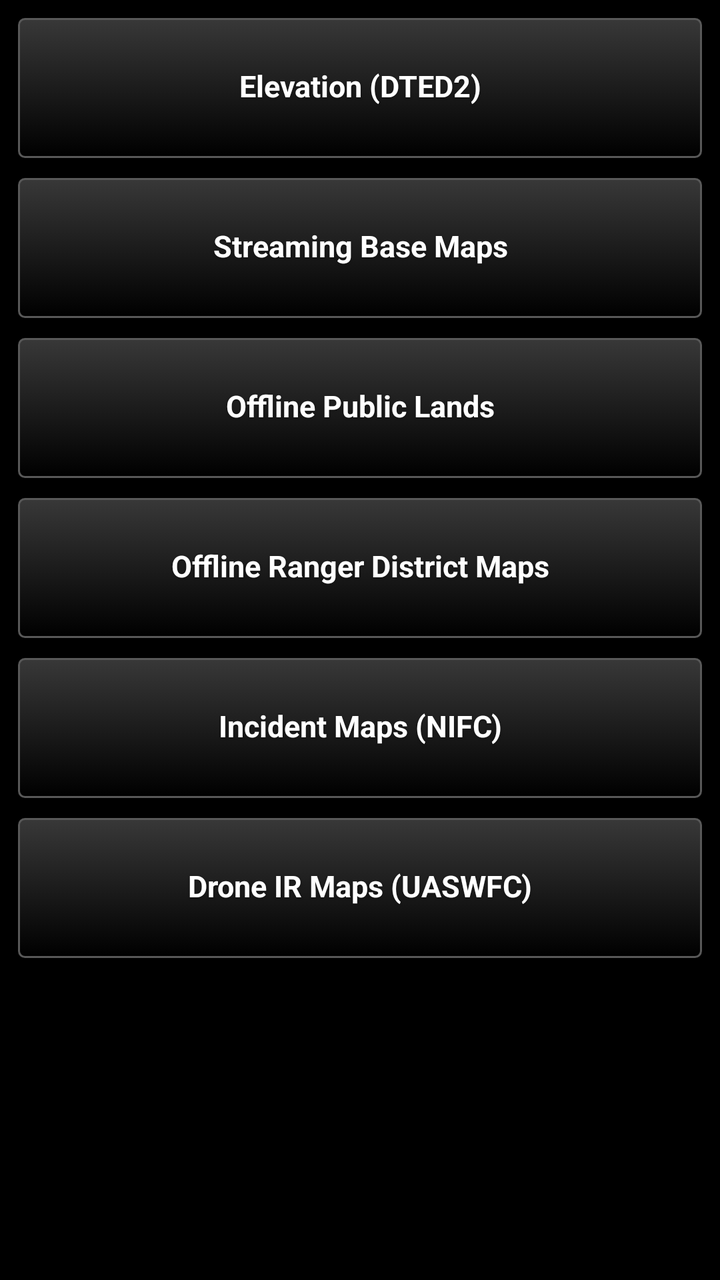
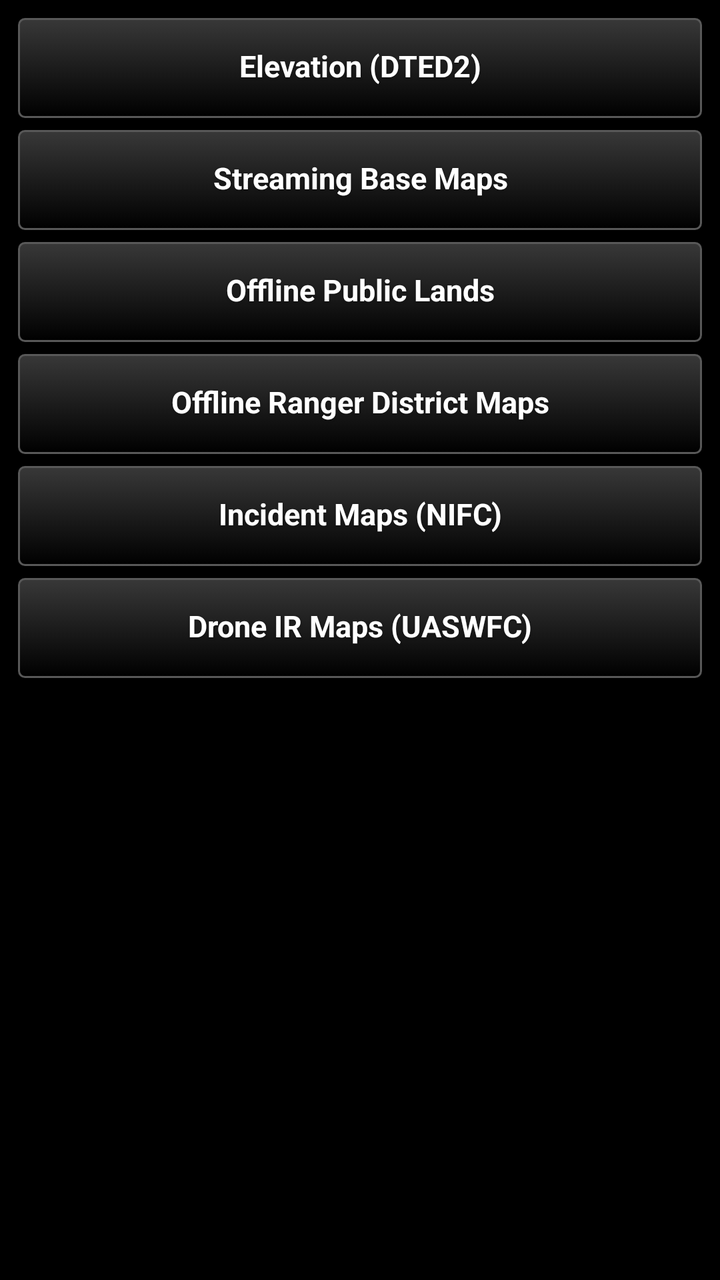

Before-and-after screenshots of an Android layout around one commit, followed by the original layout XML and the change that was made.
<!-- AndroidManifest.xml: application theme AppTheme -->
<!-- res/layout/main_layout.xml -->
<?xml version="1.0" encoding="utf-8"?>
<LinearLayout xmlns:android="http://schemas.android.com/apk/res/android"
    android:layout_width="match_parent"
    android:layout_height="match_parent"
    android:orientation="vertical"
    android:padding="8dp">

    
    <ScrollView
        android:id="@+id/home_view"
        android:layout_width="match_parent"
        android:layout_height="match_parent"
        android:fillViewport="true">

    <LinearLayout
        android:layout_width="match_parent"
        android:layout_height="wrap_content"
        android:orientation="vertical">

        <Button
            style="@style/TakwerxButton"
            android:id="@+id/btn_dted"
            android:layout_width="match_parent"
            android:layout_height="wrap_content"
            android:layout_marginBottom="8dp"
            android:minHeight="72dp"
            android:text="@string/elevation_heading" />

        <Button
            style="@style/TakwerxButton"
            android:id="@+id/btn_maps"
            android:layout_width="match_parent"
            android:layout_height="wrap_content"
            android:layout_marginBottom="8dp"
            android:minHeight="72dp"
            android:text="@string/maps_heading" />

        <Button
            style="@style/TakwerxButton"
            android:id="@+id/btn_forests"
            android:layout_width="match_parent"
            android:layout_height="wrap_content"
            android:layout_marginBottom="8dp"
            android:minHeight="72dp"
            android:text="@string/forests_heading" />

        <Button
            style="@style/TakwerxButton"
            android:id="@+id/btn_recmaps"
            android:layout_width="match_parent"
            android:layout_height="wrap_content"
            android:layout_marginBottom="8dp"
            android:minHeight="72dp"
            android:text="@string/recmaps_heading" />

        <Button
            style="@style/TakwerxButton"
            android:id="@+id/btn_nifc"
            android:layout_width="match_parent"
            android:layout_height="wrap_content"
            android:layout_marginBottom="8dp"
            android:minHeight="72dp"
            android:text="@string/nifc_heading" />

        <Button
            style="@style/TakwerxButton"
            android:id="@+id/btn_uaswfc"
            android:layout_width="match_parent"
            android:layout_height="wrap_content"
            android:minHeight="72dp"
            android:text="@string/uaswfc_heading" />

        <TextView
            android:id="@+id/home_note"
            android:layout_width="match_parent"
            android:layout_height="wrap_content"
            android:paddingTop="10dp"
            android:textSize="12sp" />
    </LinearLayout>
    </ScrollView>

    
    <LinearLayout
        android:id="@+id/forest_view"
        android:layout_width="match_parent"
        android:layout_height="match_parent"
        android:orientation="vertical"
        android:visibility="gone">

        <LinearLayout
            android:layout_width="match_parent"
            android:layout_height="wrap_content"
            android:gravity="center_vertical"
            android:orientation="horizontal">

            <Button
                style="@style/TakwerxButton"
                android:id="@+id/btn_back_forests"
                android:layout_width="wrap_content"
                android:layout_height="wrap_content"
                android:text="@string/back" />

            
            <Button
                style="@style/TakwerxButton"
                android:id="@+id/package_filter"
                android:layout_width="wrap_content"
                android:layout_height="wrap_content"
                android:layout_marginStart="8dp"
                android:minWidth="0dp"
                android:paddingStart="10dp"
                android:paddingEnd="10dp" />

            <EditText
                android:id="@+id/forest_search"
                android:layout_width="0dp"
                android:layout_height="wrap_content"
                android:layout_marginStart="8dp"
                android:layout_weight="1"
                android:hint="@string/search_forests"
                android:imeOptions="actionSearch|flagNoExtractUi"
                android:inputType="text"
                android:maxLines="1"
                android:singleLine="true" />
        </LinearLayout>

        
        <Button
            style="@style/TakwerxButton"
            android:id="@+id/cancel_bar"
            android:layout_width="match_parent"
            android:layout_height="wrap_content"
            android:layout_marginTop="4dp"
            android:minHeight="56dp"
            android:text="@string/cancel_download"
            android:visibility="gone" />

        
        <LinearLayout
            android:layout_width="match_parent"
            android:layout_height="wrap_content"
            android:gravity="center_vertical"
            android:orientation="horizontal">

            <Button
                style="@style/TakwerxButton"
                android:id="@+id/forest_outlines"
                android:layout_width="wrap_content"
                android:layout_height="wrap_content"
                android:minWidth="0dp"
                android:paddingStart="10dp"
                android:paddingEnd="10dp" />

            <TextView
                android:id="@+id/forest_status"
                android:layout_width="0dp"
                android:layout_height="wrap_content"
                android:layout_marginStart="8dp"
                android:layout_weight="1"
                android:minLines="2"
                android:maxLines="2"
                android:ellipsize="end"
                android:paddingBottom="4dp"
                android:paddingTop="4dp"
                android:textSize="13sp" />
        </LinearLayout>

        <ListView
            android:id="@+id/forest_list"
            android:layout_width="match_parent"
            android:layout_height="0dp"
            android:layout_weight="1" />
    </LinearLayout>

    
    <LinearLayout
        android:id="@+id/basemap_view"
        android:layout_width="match_parent"
        android:layout_height="match_parent"
        android:orientation="vertical"
        android:visibility="gone">

        <LinearLayout
            android:layout_width="match_parent"
            android:layout_height="wrap_content"
            android:gravity="center_vertical"
            android:orientation="horizontal">

            <Button
                style="@style/TakwerxButton"
                android:id="@+id/btn_back_maps"
                android:layout_width="wrap_content"
                android:layout_height="wrap_content"
                android:text="@string/back" />

            <Button
                style="@style/TakwerxButton"
                android:id="@+id/basemap_filter"
                android:layout_width="wrap_content"
                android:layout_height="wrap_content"
                android:layout_marginStart="8dp"
                android:minWidth="0dp"
                android:paddingStart="10dp"
                android:paddingEnd="10dp" />

            <Button
                style="@style/TakwerxButton"
                android:id="@+id/category_button"
                android:layout_width="0dp"
                android:layout_height="wrap_content"
                android:layout_marginStart="8dp"
                android:layout_weight="1" />
        </LinearLayout>

        <TextView
            android:id="@+id/basemap_status"
            android:layout_width="match_parent"
            android:layout_height="wrap_content"
            android:minLines="2"
            android:maxLines="2"
            android:ellipsize="end"
            android:paddingBottom="4dp"
            android:paddingTop="4dp"
            android:textSize="13sp" />

        <ListView
            android:id="@+id/basemap_list"
            android:layout_width="match_parent"
            android:layout_height="0dp"
            android:layout_weight="1"
            android:divider="#33FFFFFF"
            android:dividerHeight="1dp" />
    </LinearLayout>

    
    <LinearLayout
        android:id="@+id/dted_view"
        android:layout_width="match_parent"
        android:layout_height="match_parent"
        android:orientation="vertical"
        android:visibility="gone">

        <LinearLayout
            android:layout_width="match_parent"
            android:layout_height="wrap_content"
            android:gravity="center_vertical"
            android:orientation="horizontal">

            <Button
                style="@style/TakwerxButton"
                android:id="@+id/btn_back"
                android:layout_width="wrap_content"
                android:layout_height="wrap_content"
                android:text="@string/back" />

            
            <Button
                style="@style/TakwerxButton"
                android:id="@+id/region_filter"
                android:layout_width="wrap_content"
                android:layout_height="wrap_content"
                android:layout_marginStart="8dp"
                android:minWidth="0dp"
                android:paddingStart="10dp"
                android:paddingEnd="10dp" />

            <Button
                style="@style/TakwerxButton"
                android:id="@+id/country_button"
                android:layout_width="0dp"
                android:layout_height="wrap_content"
                android:layout_marginStart="8dp"
                android:layout_weight="1" />
        </LinearLayout>

        <Button
            style="@style/TakwerxButton"
            android:id="@+id/cancel_bar_dted"
            android:layout_width="match_parent"
            android:layout_height="wrap_content"
            android:layout_marginTop="4dp"
            android:minHeight="56dp"
            android:text="@string/cancel_download"
            android:visibility="gone" />

        <TextView
            android:id="@+id/depot_status"
            android:layout_width="match_parent"
            android:layout_height="wrap_content"
            android:minLines="2"
            android:maxLines="2"
            android:ellipsize="end"
            android:paddingBottom="4dp"
            android:paddingTop="4dp"
            android:text="@string/loading_catalog"
            android:textSize="13sp" />

        <ListView
            android:id="@+id/region_list"
            android:layout_width="match_parent"
            android:layout_height="0dp"
            android:layout_weight="1"
            android:divider="#33FFFFFF"
            android:dividerHeight="1dp" />
    </LinearLayout>


    
    <LinearLayout
        android:id="@+id/nifc_view"
        android:layout_width="match_parent"
        android:layout_height="match_parent"
        android:orientation="vertical"
        android:visibility="gone">

        <LinearLayout
            android:layout_width="match_parent"
            android:layout_height="wrap_content"
            android:orientation="horizontal">

            <Button
                style="@style/TakwerxButton"
                android:id="@+id/btn_back_nifc"
                android:layout_width="wrap_content"
                android:layout_height="wrap_content"
                android:text="@string/back" />

            
            <Button
                style="@style/TakwerxButton"
                android:id="@+id/nifc_filter"
                android:layout_width="wrap_content"
                android:layout_height="wrap_content"
                android:layout_marginStart="8dp"
                android:text="@string/filter_all" />

            
            <Button
                style="@style/TakwerxButton"
                android:id="@+id/nifc_gacc"
                android:layout_width="0dp"
                android:layout_height="wrap_content"
                android:layout_marginStart="8dp"
                android:layout_weight="1" />
        </LinearLayout>

        
        <LinearLayout
            android:layout_width="match_parent"
            android:layout_height="wrap_content"
            android:layout_marginTop="4dp"
            android:gravity="center_vertical"
            android:orientation="horizontal">

            <Button
                style="@style/TakwerxButton"
                android:id="@+id/nifc_outlines"
                android:layout_width="wrap_content"
                android:layout_height="wrap_content"
                android:minWidth="0dp"
                android:paddingStart="10dp"
                android:paddingEnd="10dp" />

            <TextView
                android:id="@+id/nifc_status"
                android:layout_width="0dp"
                android:layout_height="wrap_content"
                android:layout_marginStart="8dp"
                android:layout_weight="1"
                android:textSize="12sp" />
        </LinearLayout>

        <Button
            style="@style/TakwerxButton"
            android:id="@+id/cancel_bar_nifc"
            android:layout_width="match_parent"
            android:layout_height="wrap_content"
            android:layout_marginTop="4dp"
            android:minHeight="56dp"
            android:text="@string/cancel_download"
            android:visibility="gone" />

        <ListView
            android:id="@+id/nifc_list"
            android:layout_width="match_parent"
            android:layout_height="0dp"
            android:layout_marginTop="4dp"
            android:layout_weight="1" />
    </LinearLayout>

</LinearLayout>
<!-- resources referenced by this layout -->
<resources>
  <string name="back">‹ Back</string>
  <string name="cancel_download">Cancel download</string>
  <string name="elevation_heading">Elevation (DTED2)</string>
  <string name="filter_all">All</string>
  <string name="forests_heading">Offline Public Lands</string>
  <string name="loading_catalog">Loading catalog…</string>
  <string name="maps_heading">Streaming Base Maps</string>
  <string name="nifc_heading">Incident Maps (NIFC)</string>
  <string name="recmaps_heading">Offline Ranger District Maps</string>
  <string name="search_forests">Search forests…</string>
  <string name="uaswfc_heading">Drone IR Maps (UASWFC)</string>
  <style name="TakwerxButton" parent="@style/darkButton">
          <item name="android:paddingLeft">12dp</item>
          <item name="android:paddingRight">12dp</item>
          <item name="android:paddingTop">6dp</item>
          <item name="android:paddingBottom">8dp</item>
          <item name="android:minHeight">44dp</item>
          <item name="android:minWidth">0dp</item>
          <item name="android:textSize">15sp</item>
          <item name="android:singleLine">true</item>
          <item name="android:ellipsize">end</item>
      </style>
  <style name="AppTheme" parent="@android:style/Theme.Holo">
          <item name="android:buttonStyle">@android:style/Widget.Button</item>
          <item name="android:imageButtonStyle">@android:style/Widget.Button</item>
          <item name="android:buttonStyleToggle">@android:style/Widget.Button</item>
          <item name="android:spinnerStyle">@style/ATAKSpinner</item>
          <item name="android:spinnerItemStyle">@style/ATAKSpinnerItem</item>
          <item name="android:editTextStyle">@style/ATAKEditText</item>
      </style>
  <style name="darkButton" parent="@android:style/Widget.Button">
          <item name="android:background">@drawable/btn_gray</item>
          <item name="android:shadowColor">@color/darker_gray</item>
          <item name="android:shadowDy">1</item>
          <item name="android:shadowRadius">2</item>
          <item name="android:textColor">@color/white</item>
          <item name="android:textStyle">bold</item>
          <item name="android:paddingTop">0dp</item>
          <item name="android:paddingBottom">3dp</item>
          <item name="android:textSize">@dimen/fontSize</item>
      </style>
  <style name="ATAKSpinner" parent="@android:style/Widget.Spinner">
          <item name="android:spinnerMode">dialog</item>
      </style>
  <style name="ATAKSpinnerItem">
          <item name="android:textColor">@android:color/white</item>
          <item name="android:dropDownVerticalOffset">0dip</item>
          <item name="android:dropDownHorizontalOffset">0dip</item>
          <item name="android:dropDownWidth">wrap_content</item>
          <item name="android:gravity">left|center_vertical</item>
      </style>
  <style name="ATAKEditText" parent="@android:style/Widget.EditText">
          
          
  
          
          <item name="android:imeOptions">flagNoFullscreen</item>
      </style>
  <color name="darker_gray">#121212</color>
  <color name="white">#ffffff</color>
  <dimen name="fontSize">14sp</dimen>
  <!-- drawable new_dark_button_disabled (drawable) -->
  <?xml version="1.0" encoding="utf-8"?>
  <layer-list xmlns:android="http://schemas.android.com/apk/res/android">
      <item android:bottom="1dp" android:right="1dp" android:left="1dp" android:top="1dp">
          <shape android:shape="rectangle">
              <corners android:radius="3dp" />
              <stroke
                  android:width="1dp"
                  android:color="#484848" />
              <solid android:color="#484848" />
          </shape>
      </item>
  </layer-list>
  <!-- unchanged entries left out for length: 3 -->
</resources>

<!-- the commit's change to res/layout/main_layout.xml (unified diff, before → after) -->
@@ -22,8 +22,8 @@
             android:id="@+id/btn_dted"
             android:layout_width="match_parent"
             android:layout_height="wrap_content"
-            android:layout_marginBottom="8dp"
-            android:minHeight="72dp"
+            android:layout_marginBottom="4dp"
+            android:minHeight="52dp"
             android:text="@string/elevation_heading" />
 
         <Button
@@ -31,8 +31,8 @@
             android:id="@+id/btn_maps"
             android:layout_width="match_parent"
             android:layout_height="wrap_content"
-            android:layout_marginBottom="8dp"
-            android:minHeight="72dp"
+            android:layout_marginBottom="4dp"
+            android:minHeight="52dp"
             android:text="@string/maps_heading" />
 
         <Button
@@ -40,8 +40,8 @@
             android:id="@+id/btn_forests"
             android:layout_width="match_parent"
             android:layout_height="wrap_content"
-            android:layout_marginBottom="8dp"
-            android:minHeight="72dp"
+            android:layout_marginBottom="4dp"
+            android:minHeight="52dp"
             android:text="@string/forests_heading" />
 
         <Button
@@ -49,8 +49,8 @@
             android:id="@+id/btn_recmaps"
             android:layout_width="match_parent"
             android:layout_height="wrap_content"
-            android:layout_marginBottom="8dp"
-            android:minHeight="72dp"
+            android:layout_marginBottom="4dp"
+            android:minHeight="52dp"
             android:text="@string/recmaps_heading" />
 
         <Button
@@ -58,8 +58,8 @@
             android:id="@+id/btn_nifc"
             android:layout_width="match_parent"
             android:layout_height="wrap_content"
-            android:layout_marginBottom="8dp"
-            android:minHeight="72dp"
+            android:layout_marginBottom="4dp"
+            android:minHeight="52dp"
             android:text="@string/nifc_heading" />
 
         <Button
@@ -67,7 +67,7 @@
             android:id="@+id/btn_uaswfc"
             android:layout_width="match_parent"
             android:layout_height="wrap_content"
-            android:minHeight="72dp"
+            android:minHeight="52dp"
             android:text="@string/uaswfc_heading" />
 
         <TextView
